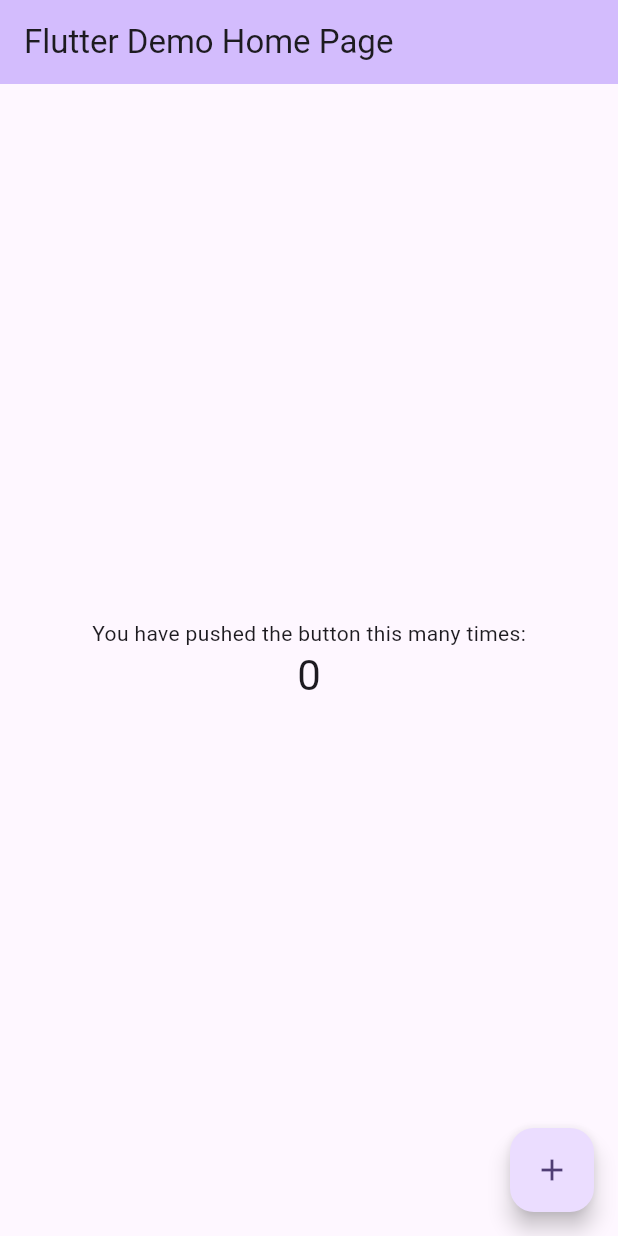
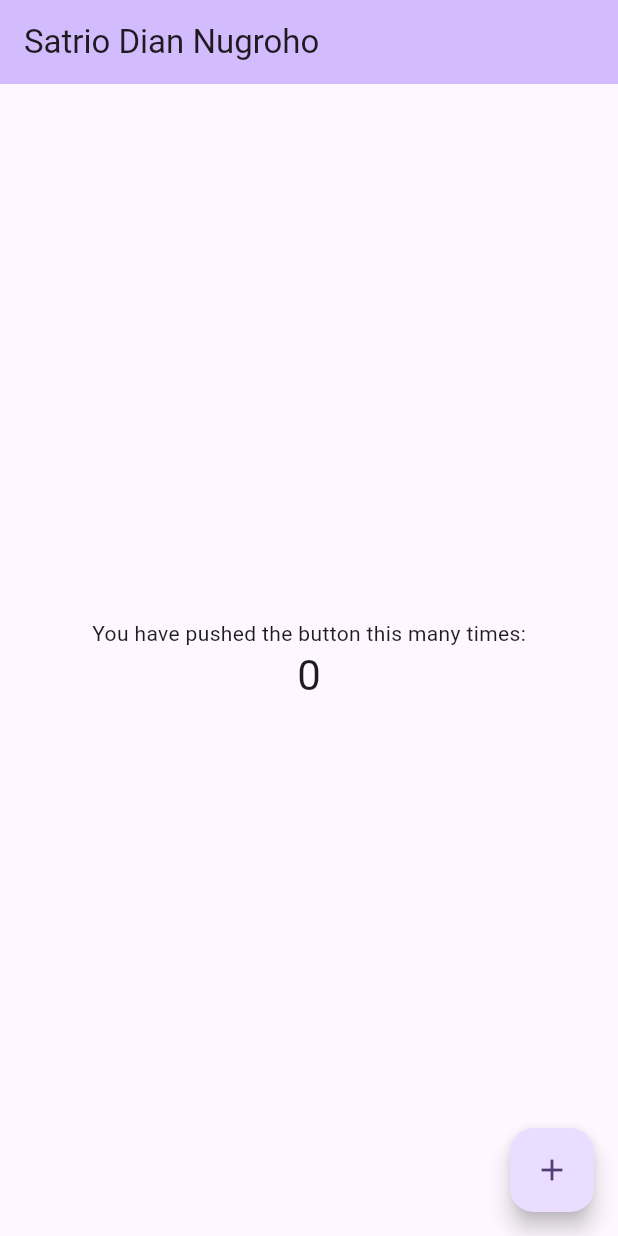
Before and after one commit to SATRIODIANNUGROHO/flutter-fundamental-part1, a Flutter app: the screen it shows after launch, on a phone screen of 412 x 824 dp. Run offline on Flutter 3.47's test engine with Material 3 defaults, Android fonts, the phone set to English and light mode, and no system bars.

Commit message:
memberikan nama dan menambahkan gambar

```diff
--- a/lib/main.dart
+++ b/lib/main.dart
@@ -30,7 +30,7 @@ class MyApp extends StatelessWidget {
         // tested with just a hot reload.
         colorScheme: ColorScheme.fromSeed(seedColor: Colors.deepPurple),
       ),
-      home: const MyHomePage(title: 'Flutter Demo Home Page'),
+      home: const MyHomePage(title: 'Satrio Dian Nugroho'),
     );
   }
 }
```
Also changed, not shown: images/01.jpg (added), 1 other file.
